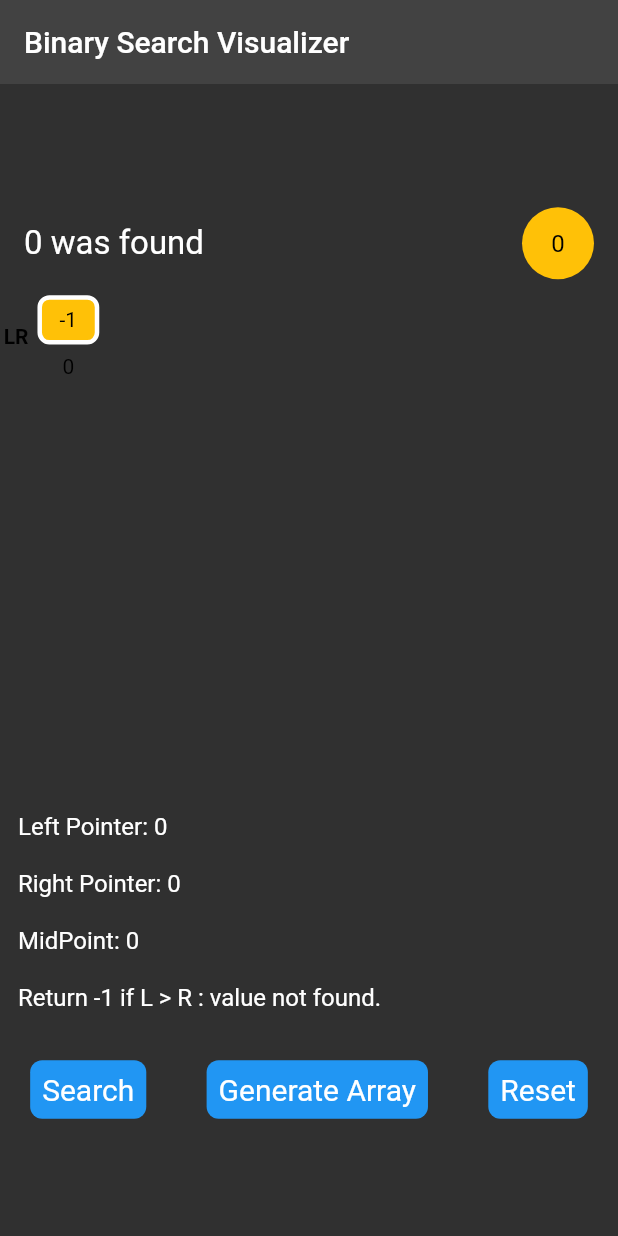
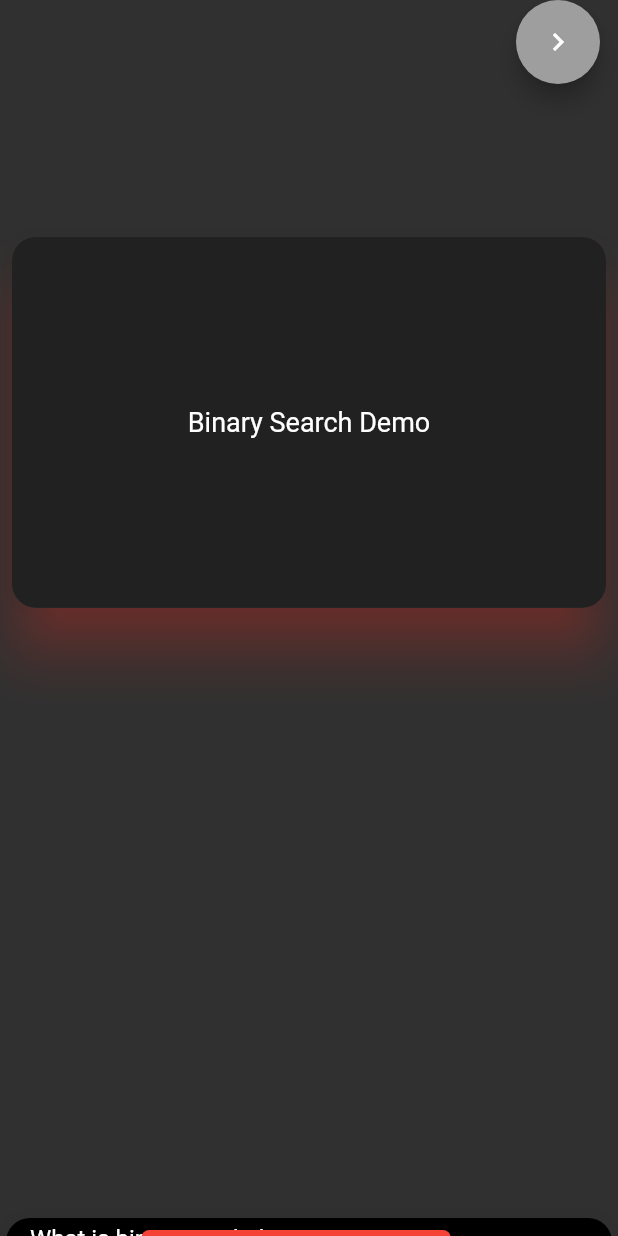
Before and after one commit to shavar67/binarySearch_visualization, a Flutter app: the screen it shows after launch, on a phone screen of 412 x 824 dp. Run offline on Flutter 3.47's test engine with Material 2 defaults, Android fonts, the phone set to English and light mode, and no system bars.

Commit message:
new features currently in development along with  minor changes to  the ui

```diff
--- /dev/null
+++ b/lib/screens/splash_screen.dart
@@ -0,0 +1,168 @@
+import 'package:flutter/material.dart';
+import 'package:visualization/visualization/visualizer.dart';
+
+class Introduction extends StatefulWidget {
+  const Introduction({super.key});
+
+  @override
+  State<Introduction> createState() => _IntroductionState();
+}
+
+class _IntroductionState extends State<Introduction> {
+  var questions = [
+    'What is binary searhch?',
+  ];
+
+  var ans = [
+    'Binary Search is a searching algorithm used in a sorted array by repeatedly dividing the search interval in half. The idea of binary search is to use the information that the array is sorted and reduce the time complexity to O(Log n).',
+  ];
+  bool isDismissed = true;
+  double defaultPosition = -400;
+  @override
+  Widget build(BuildContext context) {
+    double _width = MediaQuery.of(context).size.width;
+    double _height = MediaQuery.of(context).size.height;
+    var size = MediaQuery.of(context).size;
+    return Scaffold(
+      body: Stack(
+        children: [
+          Positioned(
+              left: 0,
+              right: 0,
+              top: 150,
+              child: Padding(
+                padding: EdgeInsets.all(8.0),
+                child: Material(
+                  shape: RoundedRectangleBorder(
+                      borderRadius: BorderRadius.circular(16)),
+                  shadowColor: isDismissed ? Colors.red : Colors.blue,
+                  elevation: isDismissed ? 16 : 8,
+                  child: AnimatedContainer(
+                    height: isDismissed ? _height * 0.30 : size.height * .15,
+                    duration: Duration(milliseconds: 350),
+                    child: Container(
+                      child: Align(
+                        child: RichText(
+                          text: TextSpan(
+                              text: 'Binary Search Demo',
+                              style: TextStyle(fontSize: 18)),
+                        ),
+                      ),
+                      width: size.width,
+                      decoration: BoxDecoration(
+                        color: Colors.grey.shade900,
+                        borderRadius: BorderRadius.circular(16),
+                      ),
+                    ),
+                  ),
+                ),
+              )),
+          AnimatedPositioned(
+            curve: Curves.fastOutSlowIn,
+            left: 4,
+            right: 4,
+            bottom: defaultPosition,
+            duration: const Duration(milliseconds: 500),
+            child: Material(
+              shadowColor: Colors.purple,
+              shape: RoundedRectangleBorder(
+                  borderRadius: BorderRadius.circular(16)),
+              elevation: 28,
+              child: Container(
+                decoration:
+                    BoxDecoration(borderRadius: BorderRadius.circular(16)),
+                width: _width * 0.5,
+                height: _height * 0.50,
+                child: Stack(
+                  children: [
+                    Container(
+                      decoration: BoxDecoration(
+                        color: Colors.black,
+                        borderRadius: BorderRadius.circular(16),
+                      ),
+                      height: _height,
+                      width: _width,
+                      child: ListView.builder(
+                          itemCount: questions.length,
+                          itemBuilder: (context, index) {
+                            return ListTile(
+                                title: Text(questions[index]),
+                                subtitle: Text(ans[index]));
+                          }),
+                    ),
+                    isDismissed
+                        ? Positioned(
+                            left: _width * 0.2,
+                            child: GestureDetector(
+                              onTap: () {
+                                setState(() {
+                                  isDismissed = !isDismissed;
+                                  defaultPosition = 30;
+                                });
+                              },
+                              child: Padding(
+                                padding: const EdgeInsets.all(8.0),
+                                child: AnimatedContainer(
+                                  duration: Duration(milliseconds: 350),
+                                  decoration: BoxDecoration(
+                                    color: Colors.red,
+                                    borderRadius: BorderRadius.circular(36),
+                                  ),
+                                  height: 10,
+                                  width: _width * 0.5,
+                                ),
+                              ),
+                            ),
+                          )
+                        : Positioned(
+                            left: _width * 0.2,
+                            child: GestureDetector(
+                              onTap: () {
+                                setState(() {
+                                  isDismissed = !isDismissed;
+                                  defaultPosition = -330;
+                                });
+                              },
+                              child: Padding(
+                                padding: const EdgeInsets.all(8.0),
+                                child: AnimatedContainer(
+                                  duration: Duration(milliseconds: 350),
+                                  decoration: BoxDecoration(
+                                    color: Colors.blue,
+                                    borderRadius: BorderRadius.circular(36),
+                                  ),
+                                  width: _width * 0.5,
+                                  height: 10,
+                                ),
+                              ),
+                            ),
+                          ),
+                  ],
+                ),
+              ),
+            ),
+          )
+        ],
+      ),
+      floatingActionButtonLocation: FloatingActionButtonLocation.miniEndTop,
+      floatingActionButton: FloatingActionButton(
+        backgroundColor: Colors.grey,
+        child: Icon(
+          Icons.navigate_next_outlined,
+          color: Colors.white,
+        ),
+        onPressed: () {
+          Navigator.push(
+              context, MaterialPageRoute(builder: ((context) => Visualizer())));
+
+          setState(() {
+            if (!isDismissed) {
+              isDismissed = !isDismissed;
+              defaultPosition = -330;
+            }
+          });
+        },
+      ),
+    );
+  }
+}
--- a/lib/visualization/gridList.dart
+++ b/lib/visualization/gridList.dart
@@ -3,11 +3,10 @@ import 'package:visualization/visualization/visualizer.dart';
 
 class GridListBuilder extends StatelessWidget {
   const GridListBuilder({
-    Key key,
-    @required this.arraySet,
-    @required this.binarySearchResult,
-    @required this.size,
-  }) : super(key: key);
+    required this.arraySet,
+    required this.binarySearchResult,
+    required this.size,
+  }) : super();
 
   final Set<int> arraySet;
   final int binarySearchResult;
--- a/lib/visualization/home.dart
+++ b/lib/visualization/home.dart
@@ -1,19 +1,13 @@
 import 'package:flutter/material.dart';
-import 'package:visualization/visualization/visualizer.dart';
+import 'package:visualization/screens/splash_screen.dart';
 
 class Home extends StatelessWidget {
   @override
   Widget build(BuildContext context) {
     return Scaffold(
-      appBar: AppBar(
-        elevation: 0,
-        title: Text(
-          "Binary Search Visualizer",
-        ),
-      ),
       body: Container(
         decoration: BoxDecoration(),
-        child: Visualizer(),
+        child: Introduction(),
       ),
     );
   }
--- a/lib/visualization/inkWellWidget.dart
+++ b/lib/visualization/inkWellWidget.dart
@@ -1,27 +1,22 @@
 import 'package:flutter/material.dart';
 
 class InkWellWidget extends StatelessWidget {
-  const InkWellWidget({
-    Key key,
-    @required this.text,
-    @required this.onTap,
-  }) : super(key: key);
+  InkWellWidget({
+    required this.text,
+    required this.onTap,
+  });
 
   final String text;
-  final Function onTap;
+  final VoidCallback onTap;
 
   @override
   Widget build(BuildContext context) {
     return InkWell(
-        child: Container(
-          decoration: BoxDecoration(
-              color: Colors.blue, borderRadius: BorderRadius.circular(8)),
-          child: Padding(
-            padding: const EdgeInsets.all(8.0),
-            child: Text(
-              text,
-              style: TextStyle(color: Colors.white, fontSize: 20),
-            ),
+        child: Padding(
+          padding: const EdgeInsets.all(8.0),
+          child: Text(
+            text,
+            style: TextStyle(color: Colors.white, fontSize: 20),
           ),
         ),
         onTap: onTap);
--- a/lib/visualization/visualizer.dart
+++ b/lib/visualization/visualizer.dart
@@ -12,10 +12,23 @@ class Visualizer extends StatefulWidget {
 
 class _VisualizerState extends State<Visualizer> {
   BinarySearch _binarySearch = BinarySearch();
-  int binarySearchResult = 0;
+  int binarySearchResult = -1;
   Random randomGenerator = Random();
   int tempRanNum = 0;
   Set<int> arraySet = Set.from(List.generate(30, (index) => -1));
+
+  @override
+  void initState() {
+    binarySearchResult = -1;
+    arraySet = Set.from(
+        List.generate(30, (index) => randomGenerator.nextInt(100)).toList()
+          ..sort());
+
+    // tempRanNum = randomGenerator.nextInt(100);
+    // binarySearchResult = _binarySearch.binarySearch(
+    //     arraySet.toList(), tempRanNum, 0, arraySet.length - 1);
+    super.initState();
+  }
 
   @override
   Widget build(BuildContext context) {
@@ -23,21 +36,19 @@ class _VisualizerState extends State<Visualizer> {
     int left = 0;
     int right = arraySet.length - 1;
 
-    return Column(
-      mainAxisAlignment: MainAxisAlignment.center,
-      children: [
+    return Scaffold(
+      appBar: AppBar(
+        elevation: 0,
+        actions: [
+          IconButton(
+            tooltip: 'enter custom search values',
+            icon: Icon(Icons.add),
+            onPressed: () {},
+          )
+        ],
+      ),
+      body: Column(mainAxisAlignment: MainAxisAlignment.center, children: [
         ListTile(
-          trailing: CircleAvatar(
-            radius: 24,
-            backgroundColor:
-                binarySearchResult == -1 ? Colors.blueGrey : Colors.amber,
-            child: Text(
-              '$binarySearchResult',
-              style: TextStyle(
-                  color:
-                      binarySearchResult == -1 ? Colors.white : Colors.black),
-            ),
-          ),
           leading: Text(
             binarySearchResult == -1
                 ? 'Searching for: $tempRanNum'
@@ -45,30 +56,17 @@ class _VisualizerState extends State<Visualizer> {
             style: TextStyle(fontSize: 22, fontWeight: FontWeight.w400),
           ),
         ),
-        Container(
-          height: size.height * 0.40,
-          child: GridListBuilder(
-              arraySet: arraySet,
-              binarySearchResult: binarySearchResult,
-              size: size),
-        ),
-        SizedBox(height: 10),
-        Padding(
-          padding: const EdgeInsets.symmetric(horizontal: 12, vertical: 12),
-          child: Align(
-            alignment: Alignment.topLeft,
-            child:
-                Column(crossAxisAlignment: CrossAxisAlignment.start, children: [
-              Text('Left Pointer: ${BinarySearch.leftPointer}\n',
-                  style: TextStyle(fontSize: 16)),
-              Text('Right Pointer: ${BinarySearch.rightPointer}\n',
-                  style: TextStyle(fontSize: 16)),
-              Text(
-                  'MidPoint: ${(BinarySearch.leftPointer + BinarySearch.rightPointer) ~/ 2}\n',
-                  style: TextStyle(fontSize: 16)),
-              Text('Return -1 if L > R : value not found.',
-                  style: TextStyle(fontSize: 16)),
-            ]),
+        Material(
+          elevation: 48,
+          shadowColor: Colors.grey,
+          child: AnimatedContainer(
+            curve: Curves.bounceIn,
+            duration: Duration(milliseconds: 250),
+            height: size.height * 0.40,
+            child: GridListBuilder(
+                arraySet: arraySet,
+                binarySearchResult: binarySearchResult,
+                size: size),
           ),
         ),
         SizedBox(height: 20),
@@ -106,7 +104,40 @@ class _VisualizerState extends State<Visualizer> {
                 }),
           ],
         ),
-      ],
+        SizedBox(height: 20),
+        Padding(
+          padding: const EdgeInsets.symmetric(horizontal: 12, vertical: 12),
+          child: Align(
+            alignment: Alignment.topLeft,
+            child: Material(
+              elevation: 32,
+              shadowColor: Colors.purple,
+              child: Container(
+                decoration: BoxDecoration(
+                    borderRadius: BorderRadius.circular(8),
+                    color: Colors.grey.shade900),
+                width: size.width,
+                child: Padding(
+                  padding: const EdgeInsets.all(16.0),
+                  child: Column(
+                      crossAxisAlignment: CrossAxisAlignment.start,
+                      children: [
+                        Text('Left Pointer: ${BinarySearch.leftPointer}\n',
+                            style: TextStyle(fontSize: 16)),
+                        Text('Right Pointer: ${BinarySearch.rightPointer}\n',
+                            style: TextStyle(fontSize: 16)),
+                        Text(
+                            'MidPoint: ${(BinarySearch.leftPointer + BinarySearch.rightPointer) ~/ 2}\n',
+                            style: TextStyle(fontSize: 16)),
+                        Text('Return -1 if L > R : value not found.',
+                            style: TextStyle(fontSize: 16)),
+                      ]),
+                ),
+              ),
+            ),
+          ),
+        ),
+      ]),
     );
   }
 }
@@ -135,19 +166,19 @@ String switchPointer(int index, int resultValue) {
     //doing so will only display the leftPointer[L] that is appropriate to (midPoint + 1).
     //otherwise if we compare it to the resultValue all numbers to the left will have a leftPointer[L].
 
-    return 'L ';
+    return 'L';
   } else if (index == BinarySearch.rightPointer && index != resultValue) {
     //our control point [index] is now compared to the rightPointer[R] in the BinarySearch class [mid - 1]
     //everything is the same as above, only this time we're checking for the rightPointer[R]
-    return 'R ';
+    return 'R';
   } else if (index == resultValue && index != BinarySearch.rightPointer) {
     //if the control point and resultValue are the same we've found our value
-    return 'M ';
+    return 'M';
   } else if (index == BinarySearch.rightPointer &&
       index == BinarySearch.leftPointer &&
       index == (resultValue)) {
-    //return LR when all the L, R , M pointers are the same.
-    return "LR ";
+    //return LMR when all the L, R , M pointers are the same.
+    return 'LR';
   }
 
   //leave as is to only display L,M,R pointers,whatever character is passed here will be displayed
@@ -156,20 +187,20 @@ String switchPointer(int index, int resultValue) {
 }
 
 //The following method is simply for customization for the pointer values,
-//refer to the comments above to understand the logic lines 190-209.
+
 Color switchPointerColor(int index, int resultValue) {
   if (index == BinarySearch.leftPointer) {
     return Colors.black;
   } else if (index == BinarySearch.rightPointer) {
     return Colors.red;
   } else if (index == resultValue) {
-    return Colors.green[800];
+    return Colors.green;
   }
   return Colors.purpleAccent;
 }
 
 //The following method is simply for customization for the container background color,
-//refer to the comments above to understand the logic lines 190-209.
+
 Color switchDefaultColor(int index, int resultValue) {
   if (resultValue == -1) {
     // if value we're searching for doesn't exist in our array.
--- a/pubspec.yaml
+++ b/pubspec.yaml
@@ -18,7 +18,7 @@ publish_to: 'none' # Remove this line if you wish to publish to pub.dev
 version: 1.0.0+1
 
 environment:
-  sdk: ">=2.7.0 <3.0.0"
+  sdk: ">=2.17.0 <3.0.0"
 
 dependencies:
   flutter:
@@ -28,6 +28,7 @@ dependencies:
   # The following adds the Cupertino Icons font to your application.
   # Use with the CupertinoIcons class for iOS style icons.
   cupertino_icons: ^1.0.2
+  expandable: ^5.0.1
 
 dev_dependencies:
   flutter_test:
```
Also changed, not shown: pubspec.lock, 4 other files.
